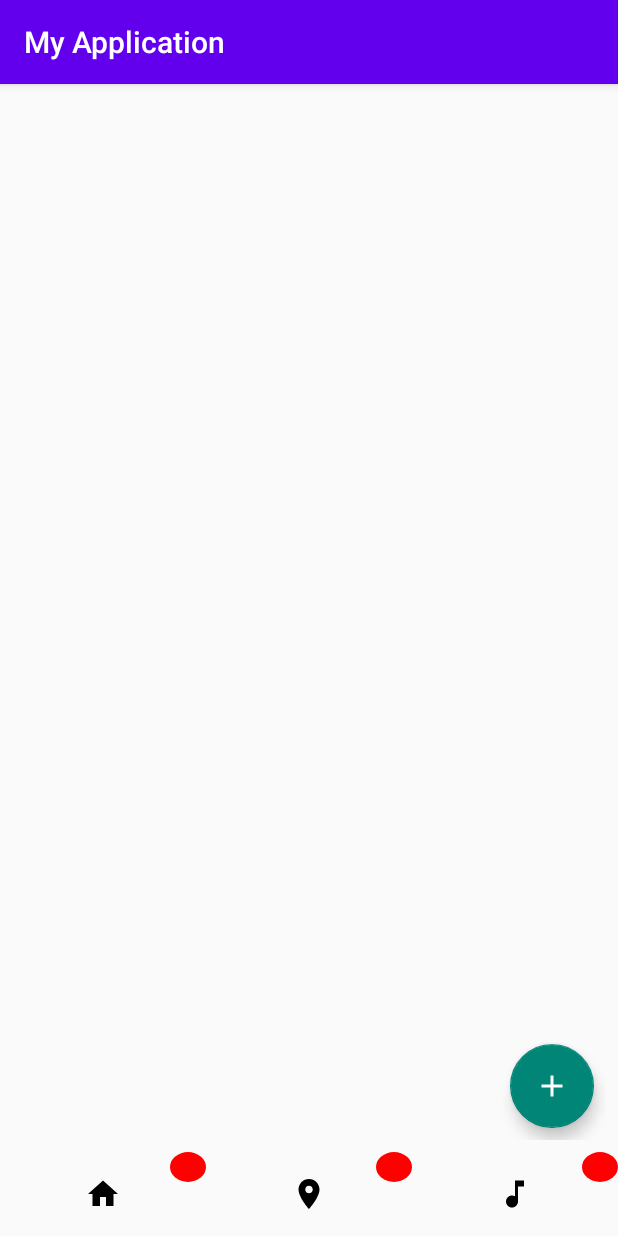
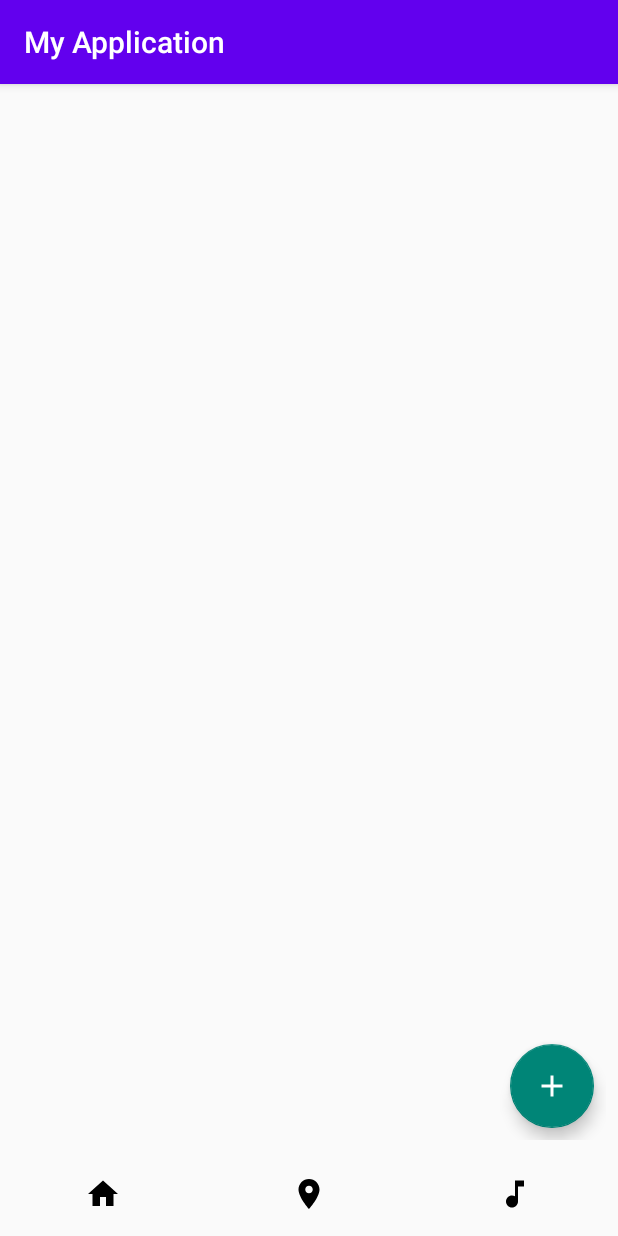
Before and after one commit to 7Mircea/AndroidLearnApp, an Android app: the screen it shows after launch (MainActivity), on a phone screen of 412 x 824 dp. Run offline under Robolectric (Android 15) with nearby library versions, the phone set to English and light mode, and no system bars; our stand-ins replace Dagger/Hilt's generated code, Room's generated code, data binding.

Commit message:
fed up with old way to use bottom nav

```diff
--- a/app/src/main/java/com/example/myapplication/repositories/MonsterRepository.kt
+++ b/app/src/main/java/com/example/myapplication/repositories/MonsterRepository.kt
@@ -25,9 +25,9 @@ class MonsterRepository @Inject constructor(private var context: Context,var db:
 
     init {
         CoroutineScope(Dispatchers.IO).launch {
-            val list: List<Monster> = if (isConnectedOrConnectingToInternet()) {
-                getMonstersFromInternet()
-            } else
+            val list: List<Monster> = //if (isConnectedOrConnectingToInternet()) {
+//                getMonstersFromInternet()
+//            } else
                 getMonstersFromDb()
 //            for (monster in list)
 //                Log.i(TAG, "monsters: $monster")
--- a/app/src/main/java/com/example/myapplication/ui/activities/MainActivity.kt
+++ b/app/src/main/java/com/example/myapplication/ui/activities/MainActivity.kt
@@ -1,29 +1,56 @@
 package com.example.myapplication.ui.activities
 
-import androidx.appcompat.app.AppCompatActivity
 import android.os.Bundle
 import android.util.Log
 import android.view.MenuItem
+import androidx.appcompat.app.AppCompatActivity
 import androidx.databinding.DataBindingUtil
 import androidx.fragment.app.FragmentContainerView
 import androidx.navigation.NavController
 import androidx.navigation.fragment.NavHostFragment
+import com.example.myapplication.MonstersApplication
 import com.example.myapplication.R
 import com.example.myapplication.databinding.ActivityMainBinding
+import com.example.myapplication.viewmodels.MainViewModel
+import javax.inject.Inject
 
 
 const val TAG = "MainActivity"
+
 class MainActivity : AppCompatActivity() {
-    private lateinit var navController:NavController
+    private lateinit var navController: NavController
+
+    @Inject
+    lateinit var viewModel: MainViewModel
+
+    lateinit var binding: ActivityMainBinding
     override fun onCreate(savedInstanceState: Bundle?) {
+        (application as MonstersApplication).appComponent.inject(this)
         super.onCreate(savedInstanceState)
 
-        val binding = DataBindingUtil.setContentView<ActivityMainBinding>(this,R.layout.activity_main)
+        binding =
+            DataBindingUtil.setContentView<ActivityMainBinding>(this, R.layout.activity_main)
+        binding.sharedViewModel = viewModel
         Log.i(TAG, "onCreate: ")
-        val fragmentContainerView = binding.navController as FragmentContainerView
+        val fragmentContainerView = binding.navController
         val host = fragmentContainerView.getFragment<NavHostFragment>()
         navController = host.navController
+
+        setBottomNav();
     }
+
+    private fun setBottomNav() {
+        viewModel.bottomNavState.observe(this) {pos ->
+            when(pos) {
+                MainViewModel.BottomNavState.HOME -> navController.navigate(R.id.home)
+                MainViewModel.BottomNavState.CONTACT -> navController.navigate(R.id.contactFragment)
+                MainViewModel.BottomNavState.MUSIC -> navController.navigate(R.id.musicFragment)
+                null -> navController.navigate(R.id.homeFragment)
+            }
+            Log.i(TAG, "setBottomNav: cracra $pos")
+        }
+    }
+
     override fun onOptionsItemSelected(item: MenuItem): Boolean {
         Log.i(TAG, "onOptionsItemSelected: ")
         if (item.itemId == android.R.id.home) {
--- a/app/src/main/java/com/example/myapplication/ui/fragments/DetailFragment.kt
+++ b/app/src/main/java/com/example/myapplication/ui/fragments/DetailFragment.kt
@@ -26,7 +26,7 @@ class DetailFragment : Fragment() {
     override fun onAttach(context: Context) {
         super.onAttach(context)
 
-        (context.applicationContext as MonstersApplication).appComponent.homeSubcomponent().create()
+        (context.applicationContext as MonstersApplication).appComponent.homeSubcomponent().create().inject(this)
     }
 
     override fun onCreateView(
--- a/app/src/main/java/com/example/myapplication/ui/fragments/HomeFragment.kt
+++ b/app/src/main/java/com/example/myapplication/ui/fragments/HomeFragment.kt
@@ -10,6 +10,7 @@ import androidx.appcompat.app.AppCompatActivity
 import androidx.fragment.app.Fragment
 import androidx.navigation.NavController
 import androidx.navigation.Navigation
+import androidx.navigation.fragment.findNavController
 import androidx.recyclerview.widget.RecyclerView
 import com.example.myapplication.MonstersApplication
 import com.example.myapplication.R
@@ -29,7 +30,7 @@ class HomeFragment : Fragment(), MonstersAdapter.OnItemClick {
 
     override fun onAttach(context: Context) {
         super.onAttach(context)
-
+        Log.i(TAG, "onAttach: ")
         (context.applicationContext as MonstersApplication).appComponent.homeSubcomponent().create().inject(this)
     }
 
@@ -48,8 +49,7 @@ class HomeFragment : Fragment(), MonstersAdapter.OnItemClick {
         (requireActivity() as AppCompatActivity).run {
             supportActionBar?.setDisplayHomeAsUpEnabled(false)
         }
-        val recyclerView = view.findViewById<RecyclerView>(R.id.recyclerView)
-        navController = Navigation.findNavController(requireActivity(), R.id.navController)
+        navController = findNavController()
         viewModel.monsters.observe(viewLifecycleOwner) {
             binding.recyclerView.adapter = MonstersAdapter(it, this)
             Log.i(TAG, "onViewCreated. it.size${it.size}")
--- a/app/src/main/java/com/example/myapplication/viewmodels/HomeViewModel.kt
+++ b/app/src/main/java/com/example/myapplication/viewmodels/HomeViewModel.kt
@@ -9,11 +9,7 @@ import javax.inject.Inject
 import javax.inject.Singleton
 
 @Singleton
-class HomeViewModel @Inject constructor(app: Application, var repository: MonsterRepository) : AndroidViewModel(app) {
-    var monsters: MutableLiveData<List<Monster>>
+class HomeViewModel @Inject constructor(app: Application, repository: MonsterRepository) : AndroidViewModel(app) {
+    var monsters: MutableLiveData<List<Monster>> = repository.monsters
     var selectedMonster = MutableLiveData<Monster>()
-
-    init {
-        monsters = repository.monsters
-    }
 }
--- a/app/src/main/java/com/example/myapplication/viewmodels/MainViewModel.kt
+++ b/app/src/main/java/com/example/myapplication/viewmodels/MainViewModel.kt
@@ -1,7 +1,29 @@
 package com.example.myapplication.viewmodels
 
+import android.util.Log
+import androidx.lifecycle.LiveData
+import androidx.lifecycle.MutableLiveData
 import androidx.lifecycle.ViewModel
 import javax.inject.Inject
 
 class MainViewModel @Inject constructor() : ViewModel() {
+    val bottomNavState: LiveData<BottomNavState>
+        get() = _bottomNavState
+    private val _bottomNavState = MutableLiveData<BottomNavState>()
+
+    init {
+        _bottomNavState.value = BottomNavState.HOME
+    }
+
+    enum class BottomNavState { HOME, CONTACT, MUSIC }
+
+
+    fun setBottomNavState(pos: BottomNavState) {
+        Log.i(TAG, "bottom nav state $pos")
+        _bottomNavState.value = pos
+    }
+
+    companion object {
+        const val TAG = "MainViewModel"
+    }
 }
--- a/app/src/main/res/layout/activity_main.xml
+++ b/app/src/main/res/layout/activity_main.xml
@@ -2,6 +2,11 @@
 <layout xmlns:android="http://schemas.android.com/apk/res/android"
     xmlns:app="http://schemas.android.com/apk/res-auto"
     xmlns:tools="http://schemas.android.com/tools">
+    <data>
+        <variable
+            name="sharedViewModel"
+            type="com.example.myapplication.viewmodels.MainViewModel" />
+    </data>
 
     <LinearLayout
         android:layout_width="match_parent"
@@ -20,13 +25,14 @@
             app:layout_constraintEnd_toEndOf="parent"
             app:layout_constraintStart_toStartOf="parent"
             app:layout_constraintTop_toTopOf="parent"
-            app:navGraph="@navigation/nav_graph"
+            app:navGraph="@navigation/bottom_nav_graph"
             tools:layout_editor_absoluteX="1dp"
             tools:layout_editor_absoluteY="1dp" />
 
         <include
             layout="@layout/bottom_nav_layout"
             tools:layout="@layout/bottom_nav_layout"
+            app:sharedViewModel="@{sharedViewModel}"
             />
 
     </LinearLayout>
--- a/app/src/main/res/layout/bottom_nav_layout.xml
+++ b/app/src/main/res/layout/bottom_nav_layout.xml
@@ -1,63 +1,92 @@
 <?xml version="1.0" encoding="utf-8"?>
-<LinearLayout xmlns:android="http://schemas.android.com/apk/res/android"
-    xmlns:tools="http://schemas.android.com/tools"
+<layout xmlns:android="http://schemas.android.com/apk/res/android"
+    xmlns:app="http://schemas.android.com/apk/res-auto"
+    xmlns:tools="http://schemas.android.com/tools">
+
+    <data>
+
+        <variable
+            name="sharedViewModel"
+            type="com.example.myapplication.viewmodels.MainViewModel" />
+
+        <import type="com.example.myapplication.viewmodels.MainViewModel.BottomNavState" />
+    </data>
+
+    <LinearLayout
         android:layout_width="match_parent"
         android:layout_height="@dimen/bottom_nav_height"
-    xmlns:app="http://schemas.android.com/apk/res-auto"
+        android:baselineAligned="true"
         android:orientation="horizontal">
+
         <androidx.constraintlayout.widget.ConstraintLayout
+            android:id="@+id/home_bottom_nav"
             android:layout_width="0dp"
+            android:layout_height="match_parent"
             android:layout_weight="1"
-        android:layout_height="match_parent">
+            android:onClick="@{()->sharedViewModel.setBottomNavState(BottomNavState.HOME)}">
+
             <TextView
                 android:id="@+id/main_icon_text_bn"
                 android:layout_width="wrap_content"
+                android:layout_height="@dimen/bottom_nav_badge_size"
+                android:background="@drawable/circle"
+                android:gravity="center"
                 android:minWidth="@dimen/width_icon_text_bn"
-            android:layout_height="@dimen/bottom_nav_badge_size"
+                android:textColor="@android:color/white"
+                android:visibility="invisible"
                 app:layout_constraintEnd_toEndOf="parent"
                 app:layout_constraintTop_toTopOf="parent"
-            android:background="@drawable/circle"
-            android:gravity="center"
-            android:textColor="@android:color/white"
-            tools:text="@string/one"/>
+                tools:text="@string/one" />
+
             <ImageButton
                 android:id="@+id/main_icon_img_bn"
                 android:layout_width="wrap_content"
                 android:layout_height="wrap_content"
                 android:background="@drawable/home"
+                android:contentDescription="@string/home"
                 app:layout_constraintBottom_toBottomOf="parent"
+                app:layout_constraintEnd_toEndOf="parent"
                 app:layout_constraintStart_toStartOf="parent"
-            app:layout_constraintEnd_toEndOf="parent"
-            app:layout_constraintTop_toTopOf="parent"/>
-    </androidx.constraintlayout.widget.ConstraintLayout><androidx.constraintlayout.widget.ConstraintLayout
+                app:layout_constraintTop_toTopOf="parent" />
+        </androidx.constraintlayout.widget.ConstraintLayout>
+
+        <androidx.constraintlayout.widget.ConstraintLayout
+            android:id="@+id/contact_bottom_nav"
             android:layout_width="0dp"
-        android:layout_weight="1"
-        android:layout_height="match_parent">
+            android:layout_height="match_parent"
+            android:onClick="@{()->sharedViewModel.setBottomNavState(BottomNavState.CONTACT)}"
+            android:layout_weight="1">
+
             <TextView
                 android:id="@+id/contact_icon_text_bn"
                 android:layout_width="wrap_content"
+                android:layout_height="@dimen/bottom_nav_badge_size"
+                android:background="@drawable/circle"
+                android:gravity="center"
                 android:minWidth="@dimen/width_icon_text_bn"
-            android:layout_height="@dimen/bottom_nav_badge_size"
+                android:textColor="@android:color/white"
+                android:visibility="invisible"
                 app:layout_constraintEnd_toEndOf="parent"
                 app:layout_constraintTop_toTopOf="parent"
-            android:background="@drawable/circle"
-            android:gravity="center"
-            android:textColor="@android:color/white"
-            tools:text="@string/one"/>
+                tools:text="@string/one" />
+
             <ImageButton
                 android:id="@+id/contact_icon_img_bn"
                 android:layout_width="wrap_content"
                 android:layout_height="wrap_content"
                 android:background="@drawable/location"
+                android:contentDescription="@string/contact"
                 app:layout_constraintBottom_toBottomOf="parent"
+                app:layout_constraintEnd_toEndOf="parent"
                 app:layout_constraintStart_toStartOf="parent"
-            app:layout_constraintEnd_toEndOf="parent"
-            app:layout_constraintTop_toTopOf="parent"/>
+                app:layout_constraintTop_toTopOf="parent" />
         </androidx.constraintlayout.widget.ConstraintLayout>
 
         <androidx.constraintlayout.widget.ConstraintLayout
+            android:id="@+id/music_bottom_nav"
             android:layout_width="0dp"
             android:layout_height="match_parent"
+            android:onClick="@{()->sharedViewModel.setBottomNavState(BottomNavState.MUSIC)}"
             android:layout_weight="1">
 
             <TextView
@@ -68,6 +97,7 @@
                 android:gravity="center"
                 android:minWidth="@dimen/width_icon_text_bn"
                 android:textColor="@android:color/white"
+                android:visibility="invisible"
                 app:layout_constraintEnd_toEndOf="parent"
                 app:layout_constraintTop_toTopOf="parent"
                 tools:text="@string/one" />
@@ -77,6 +107,7 @@
                 android:layout_width="wrap_content"
                 android:layout_height="wrap_content"
                 android:background="@drawable/music"
+                android:contentDescription="@string/music"
                 app:layout_constraintBottom_toBottomOf="parent"
                 app:layout_constraintEnd_toEndOf="parent"
                 app:layout_constraintStart_toStartOf="parent"
@@ -84,3 +115,4 @@
         </androidx.constraintlayout.widget.ConstraintLayout>
 
     </LinearLayout>
+</layout>
--- /dev/null
+++ b/app/src/main/res/navigation/bottom_nav_graph.xml
@@ -0,0 +1,19 @@
+<?xml version="1.0" encoding="utf-8"?>
+<navigation xmlns:android="http://schemas.android.com/apk/res/android"
+    xmlns:app="http://schemas.android.com/apk/res-auto"
+    xmlns:tools="http://schemas.android.com/tools"
+    android:id="@+id/bottom_nav_graph"
+    app:startDestination="@+id/home">
+
+    <include app:graph="@navigation/home"/>
+    <fragment
+        android:id="@+id/musicFragment"
+        android:name="com.example.myapplication.ui.fragments.MusicFragment"
+        android:label="fragment_music"
+        tools:layout="@layout/fragment_music" />
+    <fragment
+        android:id="@+id/contactFragment"
+        android:name="com.example.myapplication.ui.fragments.ContactFragment"
+        android:label="fragment_contact"
+        tools:layout="@layout/fragment_contact" />
+</navigation>
--- a/app/src/main/res/navigation/nav_graph.xml
+++ b/app/src/main/res/navigation/home.xml
@@ -2,16 +2,16 @@
 <navigation xmlns:android="http://schemas.android.com/apk/res/android"
     xmlns:app="http://schemas.android.com/apk/res-auto"
     xmlns:tools="http://schemas.android.com/tools"
-    android:id="@+id/nav_graph"
-    app:startDestination="@id/mainFragment">
+    android:id="@+id/home"
+    app:startDestination="@+id/homeFragment">
 
     <fragment
-        android:id="@+id/mainFragment"
+        android:id="@+id/homeFragment"
         android:name="com.example.myapplication.ui.fragments.HomeFragment"
-        android:label="fragment_main"
+        android:label="HomeFragment"
         tools:layout="@layout/fragment_home" >
         <action
-            android:id="@+id/action_mainFragment_to_detailFragment"
+            android:id="@+id/action_homeFragment_to_detailFragment"
             app:destination="@id/detailFragment" />
     </fragment>
     <fragment
--- a/app/src/main/res/values/dimens.xml
+++ b/app/src/main/res/values/dimens.xml
@@ -7,4 +7,5 @@
     <dimen name="bottom_nav_height">56dp</dimen>
     <dimen name="bottom_nav_badge_size">20dp</dimen>
     <dimen name="width_icon_text_bn">24dp</dimen>
+    <dimen name="large_size">36sp</dimen>
 </resources>
--- a/app/src/main/res/values/strings.xml
+++ b/app/src/main/res/values/strings.xml
@@ -5,4 +5,10 @@
     <!-- TODO: Remove or change this placeholder text -->
     <string name="hello_blank_fragment">Hello blank fragment</string>
     <string name="one">1</string>
+    <string name="music">music</string>
+    <string name="music_tab">music tab</string>
+    <string name="contact">contact tab</string>
+    <string name="home">home tab</string>
+    <string name="music_fragment">music fragment</string>
+    <string name="contact_tab">contact tab</string>
 </resources>
```
Also changed, not shown: app/src/main/java/com/example/myapplication/ui/fragments/HomeHostFragment.kt (added, +22 -0 lines), app/src/main/res/layout/fragment_contact.xml (+10 -5 lines), app/src/main/res/layout/fragment_home_host.xml (added, +17 -0 lines), app/src/main/res/layout/fragment_music.xml (+11 -7 lines), app/src/main/res/menu/bottom_states.xml (added, +19 -0 lines). Lines whose indentation alone changed are shown as unchanged.
